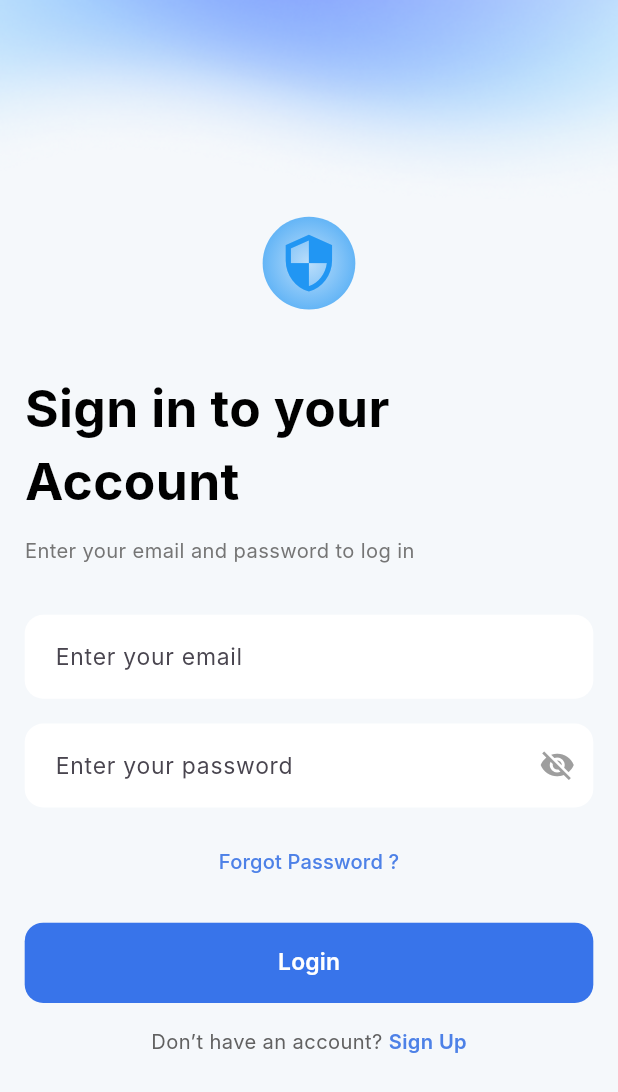
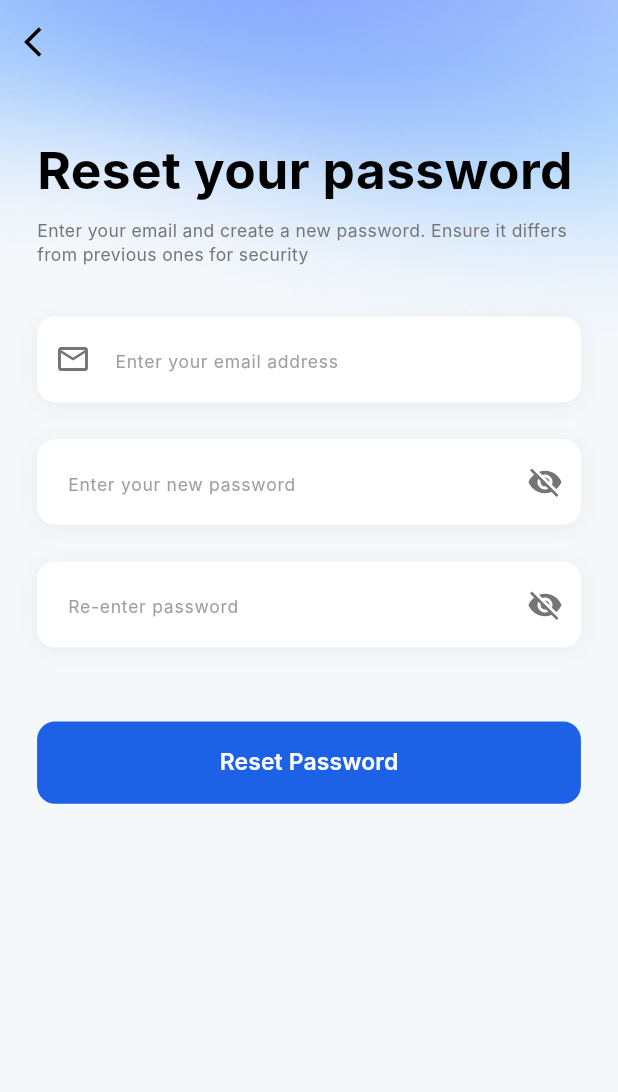
Before and after one commit to Vanshpanchal/My-Resolve, a Flutter app: the screen it shows after launch, after a tap on "Forgot Password ?", on a phone screen of 412 x 824 dp. Shown: the top 1092 px of the screen. Run offline on Flutter 3.47's test engine with Material 3 defaults, Android fonts, the phone set to English and light mode, and no system bars; our stand-ins replace awesome_bottom_bar, awesome_snackbar_content, firebase_core, firebase_messaging, flutter_animate, flutter_easyloading and 10 more; accounts and stored records are empty; network calls fail; Roboto replaces fonts that are missing (Inter).

Commit message:
Add Forgot Password screen; implement password reset functionality and validation

```diff
--- /dev/null
+++ b/lib/Screens/Authentication/ForgotPasswordScreen.dart
@@ -0,0 +1,376 @@
+import 'package:flutter/material.dart';
+import 'package:sizer/sizer.dart';
+import 'package:http/http.dart' as http;
+import 'dart:convert';
+import 'package:myresolve/Utils/api_endpoints.dart';
+import 'package:myresolve/Utils/awesome_snackbar_helper.dart';
+
+class ForgotPasswordScreen extends StatefulWidget {
+  const ForgotPasswordScreen({super.key});
+
+  @override
+  State<ForgotPasswordScreen> createState() => _ForgotPasswordScreenState();
+}
+
+class _ForgotPasswordScreenState extends State<ForgotPasswordScreen> {
+  final _formKey = GlobalKey<FormState>();
+  final _emailController = TextEditingController();
+  final _newPasswordController = TextEditingController();
+  final _confirmPasswordController = TextEditingController();
+  bool _obscureNewPassword = true;
+  bool _obscureConfirmPassword = true;
+  bool _isLoading = false;
+
+  @override
+  void dispose() {
+    _emailController.dispose();
+    _newPasswordController.dispose();
+    _confirmPasswordController.dispose();
+    super.dispose();
+  }
+
+  Future<void> _resetPassword() async {
+    if (!_formKey.currentState!.validate()) return;
+
+    setState(() {
+      _isLoading = true;
+    });
+
+    try {
+      final url = Uri.parse(ApiEndpoints.baseUrl + '/api/auth/reset-password');
+      final response = await http.post(
+        url,
+        headers: {
+          'Content-Type': 'application/json',
+        },
+        body: jsonEncode({
+          'email': _emailController.text.trim(),
+          'newPassword': _newPasswordController.text,
+        }),
+      );
+
+      if (mounted) {
+        if (response.statusCode == 200 || response.statusCode == 201) {
+          AwesomeSnackbarHelper.showSuccess(
+            context,
+            'Success!',
+            'Password reset successfully! You can now login with your new password.',
+          );
+          Navigator.pop(context);
+        } else {
+          final errorData = jsonDecode(response.body);
+          final errorMessage = errorData['message'] ?? 'Failed to reset password';
+          AwesomeSnackbarHelper.showError(
+            context,
+            'Reset Failed',
+            errorMessage,
+          );
+        }
+      }
+    } catch (e) {
+      if (mounted) {
+        AwesomeSnackbarHelper.showError(
+          context,
+          'Network Error',
+          'Please check your internet connection and try again.',
+        );
+      }
+    } finally {
+      if (mounted) {
+        setState(() {
+          _isLoading = false;
+        });
+      }
+    }
+  }
+
+  String? _validateEmail(String? value) {
+    if (value == null || value.isEmpty) {
+      return 'Please enter your email';
+    }
+    final emailRegex = RegExp(r'^[\w-\.]+@([\w-]+\.)+[\w-]{2,4}$');
+    if (!emailRegex.hasMatch(value)) {
+      return 'Please enter a valid email address';
+    }
+    return null;
+  }
+
+  String? _validatePassword(String? value) {
+    if (value == null || value.isEmpty) {
+      return 'Please enter a password';
+    }
+    if (value.length < 6) {
+      return 'Password must be at least 6 characters';
+    }
+    return null;
+  }
+
+  String? _validateConfirmPassword(String? value) {
+    if (value == null || value.isEmpty) {
+      return 'Please confirm your password';
+    }
+    if (value != _newPasswordController.text) {
+      return 'Passwords do not match';
+    }
+    return null;
+  }
+
+  @override
+  Widget build(BuildContext context) {
+    return PopScope(
+      canPop: true,
+      onPopInvokedWithResult: (didPop, result) async {
+        if (didPop) return;
+        Navigator.of(context).pop();
+      },
+      child: Sizer(
+        builder: (ctx, orientation, deviceType) {
+          return Scaffold(
+            extendBodyBehindAppBar: true,
+            appBar: AppBar(
+              backgroundColor: Colors.transparent,
+              elevation: 0,
+              leading: IconButton(
+                onPressed: () => Navigator.pop(context),
+                icon: const Icon(
+                  Icons.arrow_back_ios,
+                  color: Colors.black,
+                ),
+              ),
+            ),
+            backgroundColor: const Color(0xFFF5F8FB),
+            body: Stack(
+              children: [
+                // Background image
+                Positioned.fill(
+                  child: Image.asset(
+                    'assets/images/Blur.png',
+                    fit: BoxFit.cover,
+                  ),
+                ),
+                // Content
+                SafeArea(
+                  child: Padding(
+                    padding: EdgeInsets.symmetric(horizontal: 6.w),
+                    child: Column(
+                      crossAxisAlignment: CrossAxisAlignment.start,
+                      children: [
+                        SizedBox(height: 4.h),
+                        // Title
+                        Text(
+                          'Reset your password',
+                          style: TextStyle(
+                            fontSize: 24.sp,
+                            fontWeight: FontWeight.bold,
+                            color: Colors.black,
+                          ),
+                        ),
+                        SizedBox(height: 1.h),
+                        // Subtitle
+                        Text(
+                          'Enter your email and create a new password. Ensure it differs from previous ones for security',
+                          style: TextStyle(
+                            fontSize: 14.sp,
+                            color: Colors.grey[600],
+                            height: 1.4,
+                          ),
+                        ),
+                        SizedBox(height: 4.h),
+                        // Form
+                        Expanded(
+                          child: SingleChildScrollView(
+                            child: Form(
+                              key: _formKey,
+                              child: Column(
+                                children: [
+                                // Email Field
+                                Container(
+                                  decoration: BoxDecoration(
+                                    color: Colors.white,
+                                    borderRadius: BorderRadius.circular(12),
+                                    boxShadow: [
+                                      BoxShadow(
+                                        color: Colors.black.withOpacity(0.05),
+                                        blurRadius: 10,
+                                        offset: const Offset(0, 2),
+                                      ),
+                                    ],
+                                  ),
+                                  child: TextFormField(
+                                    controller: _emailController,
+                                    validator: _validateEmail,
+                                    keyboardType: TextInputType.emailAddress,
+                                    decoration: InputDecoration(
+                                      hintText: 'Enter your email address',
+                                      hintStyle: TextStyle(
+                                        color: Colors.grey[500],
+                                        fontSize: 14.sp,
+                                      ),
+                                      border: OutlineInputBorder(
+                                        borderRadius: BorderRadius.circular(12),
+                                        borderSide: BorderSide.none,
+                                      ),
+                                      filled: true,
+                                      fillColor: Colors.white,
+                                      contentPadding: EdgeInsets.symmetric(
+                                        horizontal: 4.w,
+                                        vertical: 2.h,
+                                      ),
+                                      prefixIcon: Icon(
+                                        Icons.email_outlined,
+                                        color: Colors.grey[600],
+                                      ),
+                                    ),
+                                  ),
+                                ),
+                                SizedBox(height: 3.h),
+                                // New Password Field
+                                Container(
+                                  decoration: BoxDecoration(
+                                    color: Colors.white,
+                                    borderRadius: BorderRadius.circular(12),
+                                    boxShadow: [
+                                      BoxShadow(
+                                        color: Colors.black.withOpacity(0.05),
+                                        blurRadius: 10,
+                                        offset: const Offset(0, 2),
+                                      ),
+                                    ],
+                                  ),
+                                  child: TextFormField(
+                                    controller: _newPasswordController,
+                                    obscureText: _obscureNewPassword,
+                                    validator: _validatePassword,
+                                    decoration: InputDecoration(
+                                      hintText: 'Enter your new password',
+                                      hintStyle: TextStyle(
+                                        color: Colors.grey[500],
+                                        fontSize: 14.sp,
+                                      ),
+                                      border: OutlineInputBorder(
+                                        borderRadius: BorderRadius.circular(12),
+                                        borderSide: BorderSide.none,
+                                      ),
+                                      filled: true,
+                                      fillColor: Colors.white,
+                                      contentPadding: EdgeInsets.symmetric(
+                                        horizontal: 4.w,
+                                        vertical: 2.h,
+                                      ),
+                                      suffixIcon: IconButton(
+                                        onPressed: () {
+                                          setState(() {
+                                            _obscureNewPassword = !_obscureNewPassword;
+                                          });
+                                        },
+                                        icon: Icon(
+                                          _obscureNewPassword
+                                              ? Icons.visibility_off
+                                              : Icons.visibility,
+                                          color: Colors.grey[600],
+                                        ),
+                                      ),
+                                    ),
+                                  ),
+                                ),
+                                SizedBox(height: 3.h),
+                                // Confirm Password Field
+                                Container(
+                                  decoration: BoxDecoration(
+                                    color: Colors.white,
+                                    borderRadius: BorderRadius.circular(12),
+                                    boxShadow: [
+                                      BoxShadow(
+                                        color: Colors.black.withOpacity(0.05),
+                                        blurRadius: 10,
+                                        offset: const Offset(0, 2),
+                                      ),
+                                    ],
+                                  ),
+                                  child: TextFormField(
+                                    controller: _confirmPasswordController,
+                                    obscureText: _obscureConfirmPassword,
+                                    validator: _validateConfirmPassword,
+                                    decoration: InputDecoration(
+                                      hintText: 'Re-enter password',
+                                      hintStyle: TextStyle(
+                                        color: Colors.grey[500],
+                                        fontSize: 14.sp,
+                                      ),
+                                      border: OutlineInputBorder(
+                                        borderRadius: BorderRadius.circular(12),
+                                        borderSide: BorderSide.none,
+                                      ),
+                                      filled: true,
+                                      fillColor: Colors.white,
+                                      contentPadding: EdgeInsets.symmetric(
+                                        horizontal: 4.w,
+                                        vertical: 2.h,
+                                      ),
+                                      suffixIcon: IconButton(
+                                        onPressed: () {
+                                          setState(() {
+                                            _obscureConfirmPassword = !_obscureConfirmPassword;
+                                          });
+                                        },
+                                        icon: Icon(
+                                          _obscureConfirmPassword
+                                              ? Icons.visibility_off
+                                              : Icons.visibility,
+                                          color: Colors.grey[600],
+                                        ),
+                                      ),
+                                    ),
+                                  ),
+                                ),
+                                SizedBox(height: 6.h),
+                                // Reset Password Button
+                                SizedBox(
+                                  width: double.infinity,
+                                  child: ElevatedButton(
+                                    onPressed: _isLoading ? null : _resetPassword,
+                                    style: ElevatedButton.styleFrom(
+                                      backgroundColor: const Color(0xFF1D61E7),
+                                      foregroundColor: Colors.white,
+                                      padding: EdgeInsets.symmetric(vertical: 2.h),
+                                      shape: RoundedRectangleBorder(
+                                        borderRadius: BorderRadius.circular(12),
+                                      ),
+                                      elevation: 0,
+                                    ),
+                                    child: _isLoading
+                                        ? SizedBox(
+                                            height: 2.5.h,
+                                            width: 2.5.h,
+                                            child: const CircularProgressIndicator(
+                                              strokeWidth: 2,
+                                              valueColor: AlwaysStoppedAnimation<Color>(Colors.white),
+                                            ),
+                                          )
+                                        : Text(
+                                            'Reset Password',
+                                            style: TextStyle(
+                                              fontSize: 16.sp,
+                                              fontWeight: FontWeight.w600,
+                                            ),
+                                          ),
+                                  ),
+                                ),
+                                SizedBox(height: 4.h),
+                              ],
+                            ),
+                          ),
+                        ),
+                        ),
+                      ],
+                    ),
+                  ),
+                ),
+              ],
+            ),
+          );
+        },
+      ),
+    );
+  }
+}
--- a/lib/Screens/Authentication/Login.dart
+++ b/lib/Screens/Authentication/Login.dart
@@ -1,6 +1,7 @@
 import 'package:flutter/material.dart';
 import 'package:flutter/services.dart';
 import 'package:myresolve/Screens/Authentication/Register.dart';
+import 'package:myresolve/Screens/Authentication/ForgotPasswordScreen.dart';
 import 'package:myresolve/Screens/Main/HomeScreen.dart';
 import 'package:myresolve/Screens/OnBoardingScreen/OnBoardScreen.dart';
 import 'package:myresolve/Utils/Colors.dart';
@@ -163,7 +164,12 @@
                         alignment: Alignment.center,
                         child: TextButton(
                           onPressed: () {
-                            // Forgot Password logic here
+                            Navigator.push(
+                              context,
+                              MaterialPageRoute(
+                                builder: (context) => const ForgotPasswordScreen(),
+                              ),
+                            );
                           },
                           style: TextButton.styleFrom(
                             padding: EdgeInsets.zero,
```
Also changed, not shown: lib/Screens/Main/Dashboard.dart (+5 -5 lines), lib/Screens/Main/Notification.dart (+7 -1 lines), lib/Screens/Main/PactDetail.dart (+45 -14 lines).
